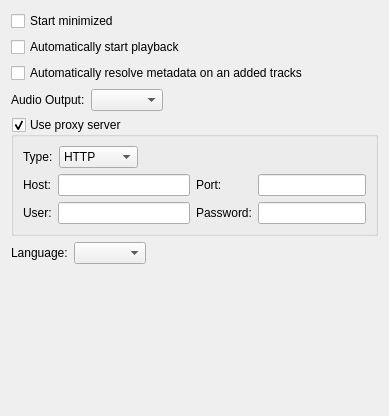
The window that src/options/qompoptionsmain.ui (qomp/qomp) describes before a commit, drawn with Qt 5.
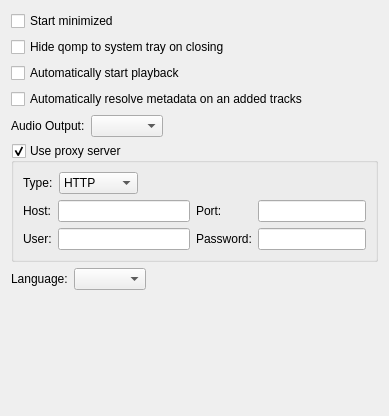
The same window after the commit.

Commit message: add hide-on-clode option, some translation fixes

Diff of the .ui file:
```diff
--- a/src/options/qompoptionsmain.ui
+++ b/src/options/qompoptionsmain.ui
@@ -27,6 +27,13 @@
      </property>
     </widget>
    </item>
+   <item>
+    <widget class="QCheckBox" name="cb_hideOnClose">
+     <property name="text">
+      <string>Hide qomp to system tray on closing</string>
+     </property>
+    </widget>
+   </item>
    <item>
     <widget class="QCheckBox" name="cb_autostartPlayback">
      <property name="text">
```
The commit also changes 3 other files.
